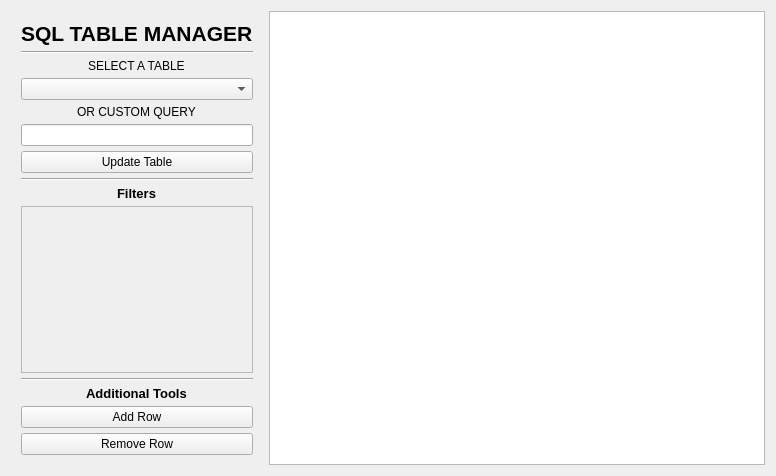
Old version of the form adminsqlmanager.ui in the repository PeteCastle/SoftwareDesignCaseStudy.
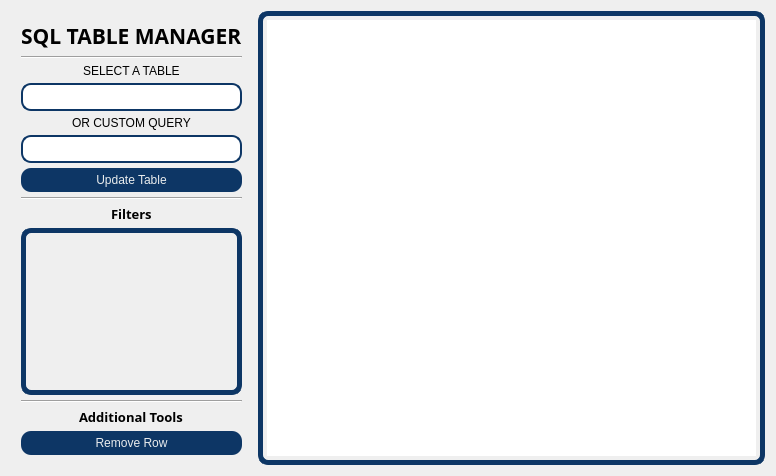
New version of the form. Icons and pictures are not drawn.

The edit to the form file:
```diff
--- a/adminsqlmanager.ui
+++ b/adminsqlmanager.ui
@@ -13,6 +13,217 @@
   <property name="windowTitle">
    <string>Form</string>
   </property>
+  <property name="styleSheet">
+   <string notr="true">QDialog{
+background-image: url(:/Icons/ProgramIcons/bg.png);
+}
+
+QLineEdit {
+	font: 9pt &quot;Joan&quot;;
+    border: 2px solid gray;
+    border-radius: 10px;
+	border-color: rgb(13, 54, 101);
+     padding:4px 20px 4px 4px;
+    background: white;
+    selection-background-color: darkgray;
+}
+
+QPushButton{
+font: bold 10pt  &quot;Heebo&quot;;
+background-color: rgb(13, 54, 101);
+color: rgb(233, 236, 237);
+border-radius: 10px;
+padding: 5px;
+}
+QPushButton::hover{
+border-style: inset;
+background-color:rgb(25, 104, 195);
+color: rgb(213, 173, 18);
+
+}
+QPushButton::pressed{
+border: 2px solid rgb(0, 170, 0);
+}
+
+QComboBox{
+	font: 9pt &quot;Joan&quot;;
+    border: 2px solid gray;
+    border-radius: 10px;
+	border-color: rgb(13, 54, 101);
+     padding:4px 4px 4px 4px;
+    background: white;
+    selection-background-color: darkgray;
+}
+QComboBox::drop-down 
+{
+    border: 0px;
+}
+QComboBox::down-arrow{
+   
+	image: url(:/Icons/ProgramIcons/downarrow.png);
+    width: 10px;
+    height: 10px;
+    }
+
+QListView{
+font: 9pt &quot;Joan&quot;;
+    border: 2px solid gray;
+    border-radius: 10px;
+	border-color: rgb(13, 54, 101);
+     padding:4px 20px 4px 4px;
+    background: white;
+    selection-background-color: darkgray;
+}
+
+QRadioButton::indicator::unchecked{ 
+border: 1px solid; 
+border-color: rgb(13, 54, 101);
+border-radius: 9px;
+border-width: 2px;
+background-color: white; 
+width: 15px; 
+height: 15px; 
+}
+
+QRadioButton::indicator::checked{ 
+border-color: rgb(13, 54, 101);
+background-color:  rgb(213, 173, 18);
+border: 1px solid; 
+border-radius: 9px;
+border-width: 2px;
+width: 15px; 
+height: 15px; 
+}
+
+QScrollBar:vertical {
+border: none;
+	background-color: rgb(208, 244, 255);
+width: 14px;
+margin:  15px 0 15px 0;
+border-radius: 7px;
+}
+
+
+/* HANDLE BAR VERTICAL */
+QScrollBar::handle:vertical {
+	background-color: rgb(12, 12, 84);
+min-height: 30px;
+border-radius: 7px;
+}
+QScrollBar::handle:vertical:hover{
+background-color:rgb(28, 114, 206)
+}
+QScrollBar::handle:vertical:pressed {
+	background-color: rgb(8, 32, 59);
+}
+
+
+/* BTN TOP - SCROLLBAR */
+QScrollBar::sub-line:vertical {
+border: none;
+background-color: rgb(213, 173, 18);
+height: 15px;
+border-top-left-radius: 7px;
+border-top-right-radius: 7px;
+subcontrol-position: top;
+subcontrol-origin: margin;
+}
+QScrollBar::sub-line:vertical:hover {
+background-color: rgb(211, 213, 66);
+}
+QScrollBar::sub-line:vertical:pressed {
+	background-color: rgb(139, 111, 12);
+}
+
+
+/* BTN BOTTOM - SCROLLBAR */
+QScrollBar::add-line:vertical {
+border: none;
+background-color: rgb(213, 173, 18);
+height: 15px;
+border-bottom-left-radius: 7px;
+border-bottom-right-radius: 7px;
+subcontrol-position: bottom;
+subcontrol-origin: margin;
+}
+QScrollBar::add-line:vertical:hover {
+background-color: rgb(211, 213, 66);
+}
+QScrollBar::add-line:vertical:pressed {
+background-color: rgb(139, 111, 12);
+}
+QLabel{
+font: bold 9pt  &quot;Heebo&quot;;
+}
+
+
+
+
+
+
+
+QScrollBar:horizontal {
+border: none;
+background-color: rgb(208, 244, 255);
+height: 14px;
+margin:  0 15px 0 15px;
+border-radius: 7px;
+}
+
+
+/* HANDLE BAR VERTICAL */
+QScrollBar::handle:horizontal {
+	background-color: rgb(12, 12, 84);
+min-width: 30px;
+border-radius: 7px;
+}
+QScrollBar::handle:horizontal:hover{
+background-color:rgb(28, 114, 206)
+}
+QScrollBar::handle:horizontal:pressed {
+	background-color: rgb(8, 32, 59);
+}
+
+
+/* BTN TOP - SCROLLBAR */
+QScrollBar::sub-line:horizontal {
+border: none;
+background-color: rgb(213, 173, 18);
+height: 15px;
+border-top-left-radius: 7px;
+border-bottom-left-radius: 7px;
+subcontrol-position: left;
+subcontrol-origin: margin;
+}
+QScrollBar::sub-line:horizontal:hover {
+background-color: rgb(211, 213, 66);
+}
+QScrollBar::sub-line:horizontal:pressed {
+	background-color: rgb(139, 111, 12);
+}
+
+
+/* BTN BOTTOM - SCROLLBAR */
+QScrollBar::add-line:horizontal {
+border: none;
+background-color: rgb(213, 173, 18);
+width: 15px;
+border-top-right-radius: 7px;
+border-bottom-right-radius: 7px;
+subcontrol-position: right;
+subcontrol-origin: margin;
+}
+QScrollBar::add-line:horizontal:hover {
+background-color: rgb(211, 213, 66);
+}
+QScrollBar::add-line:horizontal:pressed {
+background-color: rgb(139, 111, 12);
+}
+
+
+
+</string>
+  </property>
   <layout class="QHBoxLayout" name="horizontalLayout" stretch="30,70">
    <item>
     <layout class="QVBoxLayout" name="verticalLayout">
@@ -35,10 +246,17 @@
       <widget class="QLabel" name="label">
        <property name="font">
         <font>
+         <family>Heebo</family>
          <pointsize>16</pointsize>
+         <italic>false</italic>
          <bold>true</bold>
         </font>
        </property>
+       <property name="styleSheet">
+        <string notr="true">QLabel{
+font: bold 16pt  &quot;Heebo&quot;;
+}</string>
+       </property>
        <property name="text">
         <string>SQL TABLE MANAGER</string>
        </property>
@@ -53,6 +271,11 @@
      </item>
      <item alignment="Qt::AlignHCenter">
       <widget class="QLabel" name="TableLabel">
+       <property name="styleSheet">
+        <string notr="true">QLabel{
+font: bold 10pt  &quot;Heebo&quot;;
+}</string>
+       </property>
        <property name="text">
         <string>SELECT A TABLE</string>
        </property>
@@ -63,6 +286,11 @@
      </item>
      <item alignment="Qt::AlignHCenter">
       <widget class="QLabel" name="label_2">
+       <property name="styleSheet">
+        <string notr="true">QLabel{
+font: bold 10pt  &quot;Heebo&quot;;
+}</string>
+       </property>
        <property name="text">
         <string>OR CUSTOM QUERY</string>
        </property>
@@ -89,10 +317,17 @@
       <widget class="QLabel" name="FiltersLabel">
        <property name="font">
         <font>
+         <family>Heebo</family>
          <pointsize>10</pointsize>
+         <italic>false</italic>
          <bold>true</bold>
         </font>
        </property>
+       <property name="styleSheet">
+        <string notr="true">QLabel{
+font: bold 10pt  &quot;Heebo&quot;;
+}</string>
+       </property>
        <property name="text">
         <string>Filters</string>
        </property>
@@ -100,6 +335,14 @@
      </item>
      <item>
       <widget class="QScrollArea" name="FiltersList">
+       <property name="styleSheet">
+        <string notr="true">QScrollArea{
+	border: 5px solid rgb(13, 54, 101);
+	border-radius: 10px;
+	padding: 4px 4px 4px 4px;
+	gridline-color:  rgb(13, 54, 101);
+}</string>
+       </property>
        <property name="widgetResizable">
         <bool>true</bool>
        </property>
@@ -108,8 +351,8 @@
          <rect>
           <x>0</x>
           <y>0</y>
-          <width>218</width>
-          <height>146</height>
+          <width>211</width>
+          <height>161</height>
          </rect>
         </property>
         <layout class="QVBoxLayout" name="verticalLayout_2"/>
@@ -127,22 +370,22 @@
       <widget class="QLabel" name="label_3">
        <property name="font">
         <font>
+         <family>Heebo</family>
          <pointsize>10</pointsize>
+         <italic>false</italic>
          <bold>true</bold>
         </font>
        </property>
+       <property name="styleSheet">
+        <string notr="true">QLabel{
+font: bold 10pt  &quot;Heebo&quot;;
+}</string>
+       </property>
        <property name="text">
         <string>Additional Tools</string>
        </property>
       </widget>
      </item>
-     <item>
-      <widget class="QPushButton" name="AddButton">
-       <property name="text">
-        <string>Add Row</string>
-       </property>
-      </widget>
-     </item>
      <item>
       <widget class="QPushButton" name="RemoveButton">
        <property name="text">
@@ -154,9 +397,32 @@
    </item>
    <item>
     <widget class="QTableView" name="SQLTable">
+     <property name="styleSheet">
+      <string notr="true">QTableView{
+	border: 5px solid rgb(13, 54, 101);
+	border-radius: 10px;
+	padding: 4px 4px 4px 4px;
+	gridline-color:  rgb(13, 54, 101);
+}
+
+QTableView::item{
+	font:  12pt  &quot;Heebo&quot;;
+}
+QHeaderView{
+	border: 1px solid rgb(13, 54, 101);
+	gridline-color:  rgb(13, 54, 101);
+}
+QHeaderView::section{
+	border: 1px solid rgb(13, 54, 101);
+	font:  12pt bold  &quot;Heebo&quot;;
+}</string>
+     </property>
      <property name="sortingEnabled">
       <bool>true</bool>
      </property>
+     <attribute name="verticalHeaderVisible">
+      <bool>false</bool>
+     </attribute>
     </widget>
    </item>
   </layout>
```
